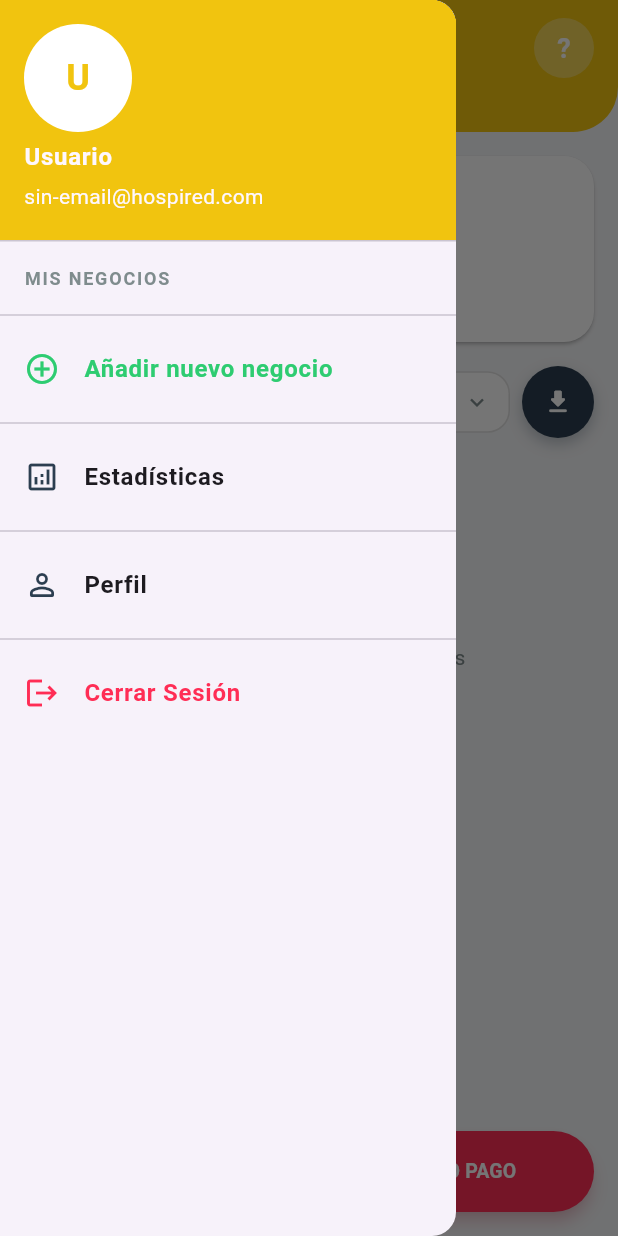
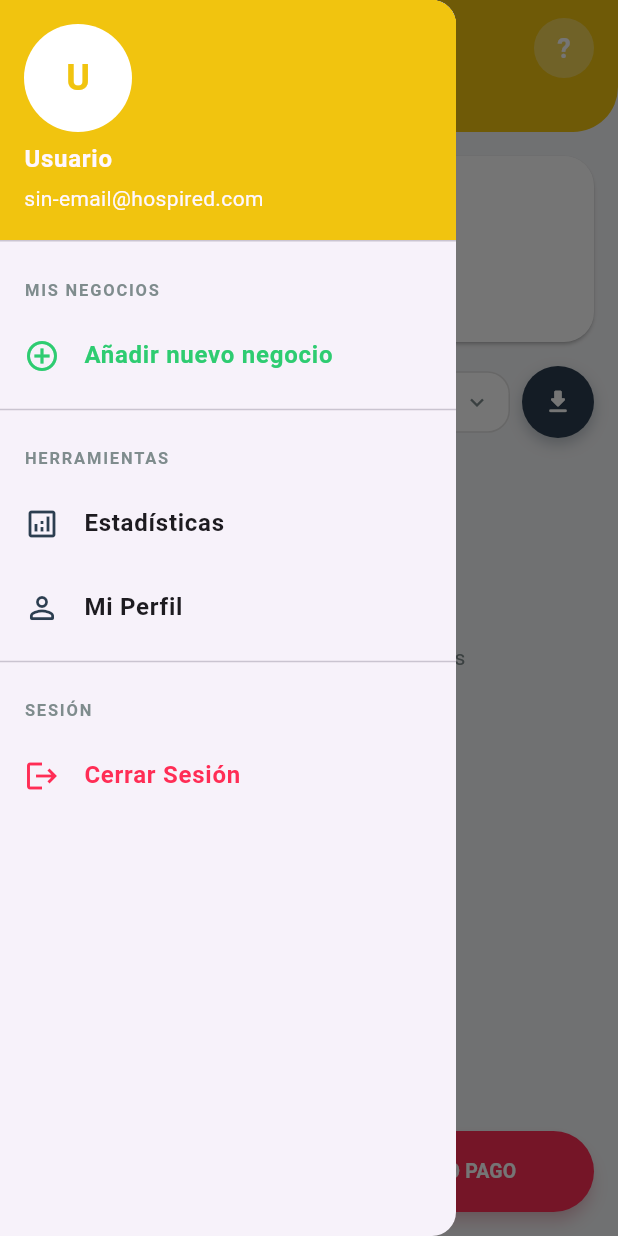
Before and after one commit to ezeJona/finance_app, a Flutter app: the BalancePage screen opened directly, with the side drawer open, on a phone screen of 412 x 824 dp. Run offline on Flutter 3.47's test engine with Material 3 defaults, Android fonts, the phone set to English and light mode, and no system bars; our stand-ins replace cached_network_image, connectivity_plus, flutter_hooks, flutter_local_notifications, hive, hive_flutter and 7 more; missing offline and left inert: excel; accounts and stored records are empty.

Commit message:
Sidebar improvement

```diff
--- a/lib/pages/home/home_page.dart
+++ b/lib/pages/home/home_page.dart
@@ -69,11 +69,6 @@ class HomePage extends HookConsumerWidget {
       }
       return null;
     }, [authUser]);
-
-    useEffect(() {
-      ref.read(businessProvider.notifier).fetch();
-      return;
-    }, []);
 
     final onSelectNavigationIndex = useCallback((int index) {
       selectedNavIndex.value = index;
--- a/lib/providers/app_user.dart
+++ b/lib/providers/app_user.dart
@@ -8,7 +8,7 @@ import '../backend-api/dtos.dart';
 import 'auth_user.dart';
 
 final appUserProvider =
-    StateNotifierProvider.autoDispose<AppUserNotifier, AppUserRes?>(
+    StateNotifierProvider<AppUserNotifier, AppUserRes?>(
       (ref) => AppUserNotifier(ref.watch(authUserProvider)),
     );
 
--- a/lib/providers/business.dart
+++ b/lib/providers/business.dart
@@ -10,7 +10,7 @@ import 'auth_user.dart';
 import 'businesses.dart';
 
 final businessProvider =
-    StateNotifierProvider.autoDispose<BusinessNotifier, BusinessRes?>(
+    StateNotifierProvider<BusinessNotifier, BusinessRes?>(
   (ref) {
     final authUser = ref.watch(authUserProvider);
     return BusinessNotifier(ref, authUser);
--- a/lib/providers/businesses.dart
+++ b/lib/providers/businesses.dart
@@ -5,7 +5,7 @@ import '../backend-api/api_service.dart';
 import '../backend-api/dtos.dart';
 import 'auth_user.dart';
 
-final businessesProvider = FutureProvider.autoDispose<List<BusinessRes>>((ref) async {
+final businessesProvider = FutureProvider<List<BusinessRes>>((ref) async {
   final authUser = ref.watch(authUserProvider);
   if (authUser == null) return [];
 
--- a/lib/widgets/app_drawer.dart
+++ b/lib/widgets/app_drawer.dart
@@ -1,6 +1,7 @@
 import 'package:flutter/material.dart';
 import 'package:hooks_riverpod/hooks_riverpod.dart';
 import 'package:shared_preferences/shared_preferences.dart';
+import 'package:cached_network_image/cached_network_image.dart';
 import '../providers/app_user.dart';
 import '../providers/business.dart';
 import '../providers/auth_user.dart';
@@ -33,12 +34,14 @@ class AppDrawer extends HookConsumerWidget {
         children: [
           UserAccountsDrawerHeader(
             decoration: const BoxDecoration(color: primaryYellow),
-            currentAccountPicture: Stack(
-              children: [
-                CircleAvatar(
+            currentAccountPicture: CircleAvatar(
               backgroundColor: Colors.white,
               radius: 40,
-                  child: Text(
+              backgroundImage: appUser?.avatar != null && appUser!.avatar!.isNotEmpty
+                  ? CachedNetworkImageProvider(appUser.avatar!)
+                  : null,
+              child: appUser?.avatar == null || appUser!.avatar!.isEmpty
+                  ? Text(
                       appUser?.firstName.isNotEmpty == true
                           ? appUser!.firstName.substring(0, 1).toUpperCase()
                           : "U",
@@ -46,39 +49,21 @@ class AppDrawer extends HookConsumerWidget {
                           color: primaryYellow,
                           fontSize: 24,
                           fontWeight: FontWeight.bold),
-                  ),
-                ),
-              ],
+                    )
+                  : null,
             ),
             accountName: Text(
               '${appUser?.firstName ?? "Usuario"} ${appUser?.firstLastName ?? ""}',
               style: const TextStyle(fontWeight: FontWeight.bold),
             ),
-            accountEmail: Column(
-              crossAxisAlignment: CrossAxisAlignment.start,
-              mainAxisSize: MainAxisSize.min,
-              children: [
-                Text(authUser?.email ?? "sin-email@hospired.com"),
-                const SizedBox(height: 2),
-              ],
-            ),
+            accountEmail: Text(authUser?.email ?? "sin-email@hospired.com"),
           ),
           Expanded(
             child: businessesAsync.when(
               data: (businesses) => ListView(
                 padding: EdgeInsets.zero,
                 children: [
-                  const Padding(
-                    padding: EdgeInsets.only(left: 16, top: 8, bottom: 8),
-                    child: Text(
-                      "MIS NEGOCIOS",
-                      style: TextStyle(
-                          color: textGray,
-                          fontSize: 12,
-                          fontWeight: FontWeight.bold,
-                          letterSpacing: 1.2),
-                    ),
-                  ),
+                  _buildCategoryHeader("MIS NEGOCIOS"),
                   ...businesses.map((b) => ListTile(
                         leading: const Icon(Icons.storefront, color: darkNavy),
                         title: Text(b.name,
@@ -135,17 +120,19 @@ class AppDrawer extends HookConsumerWidget {
                           ],
                         ),
                         onTap: () async {
-                          // Establecer el negocio en el provider (el notifier ya persiste localmente)
+                          // Establecer el negocio en el provider
                           ref.read(businessProvider.notifier).set(b);
 
-                          // Persistencia explícita solicitada para asegurar UX fluida
+                          // Persistencia local
                           final prefs = await SharedPreferences.getInstance();
                           await prefs.setInt('last_active_business_id', b.id);
 
-                          if (context.mounted) Navigator.pop(context);
+                          // Navegación forzada a la página de balance (Home)
+                          if (context.mounted) {
+                            Navigator.pushNamedAndRemoveUntil(context, '/home', (route) => false);
+                          }
                         },
                       )),
-                  const Divider(),
                   ListTile(
                     leading:
                         const Icon(Icons.add_circle_outline, color: emeraldGreen),
@@ -161,6 +148,7 @@ class AppDrawer extends HookConsumerWidget {
                     },
                   ),
                   const Divider(),
+                  _buildCategoryHeader("HERRAMIENTAS"),
                   ListTile(
                     leading: const Icon(Icons.analytics_outlined, color: darkNavy),
                     title: const Text('Estadísticas',
@@ -170,10 +158,9 @@ class AppDrawer extends HookConsumerWidget {
                       Navigator.push(context, MaterialPageRoute(builder: (_) => const StatisticsView()));
                     },
                   ),
-                  const Divider(),
                   ListTile(
                     leading: const Icon(Icons.person_outline_rounded, color: darkNavy),
-                    title: const Text('Perfil',
+                    title: const Text('Mi Perfil',
                         style: TextStyle(fontWeight: FontWeight.bold)),
                     onTap: () {
                       Navigator.pop(context);
@@ -181,6 +168,7 @@ class AppDrawer extends HookConsumerWidget {
                     },
                   ),
                   const Divider(),
+                  _buildCategoryHeader("SESIÓN"),
                   ListTile(
                     leading: const Icon(Icons.logout, color: expenseRed),
                     title: const Text(
@@ -222,6 +210,20 @@ class AppDrawer extends HookConsumerWidget {
             ),
           ),
         ],
+      ),
+    );
+  }
+
+  Widget _buildCategoryHeader(String title) {
+    return Padding(
+      padding: const EdgeInsets.only(left: 16, top: 16, bottom: 8),
+      child: Text(
+        title,
+        style: const TextStyle(
+            color: textGray,
+            fontSize: 11,
+            fontWeight: FontWeight.bold,
+            letterSpacing: 1.2),
       ),
     );
   }
```
Also changed, not shown: 3 other files. Lines whose indentation alone changed are shown as unchanged.
